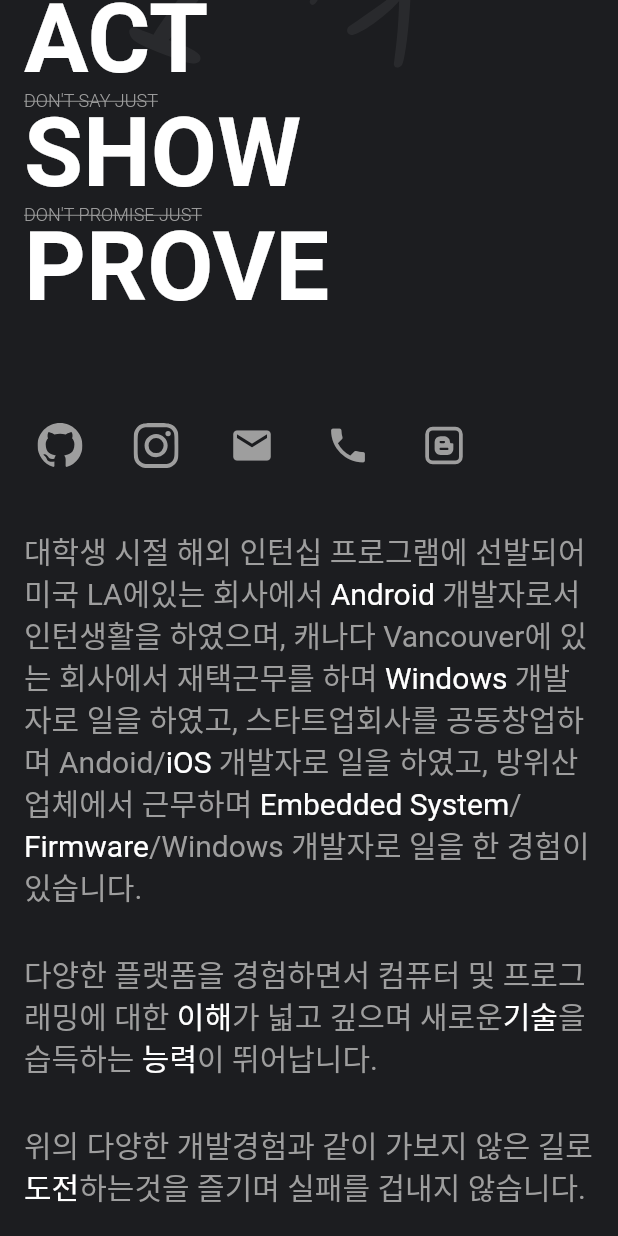
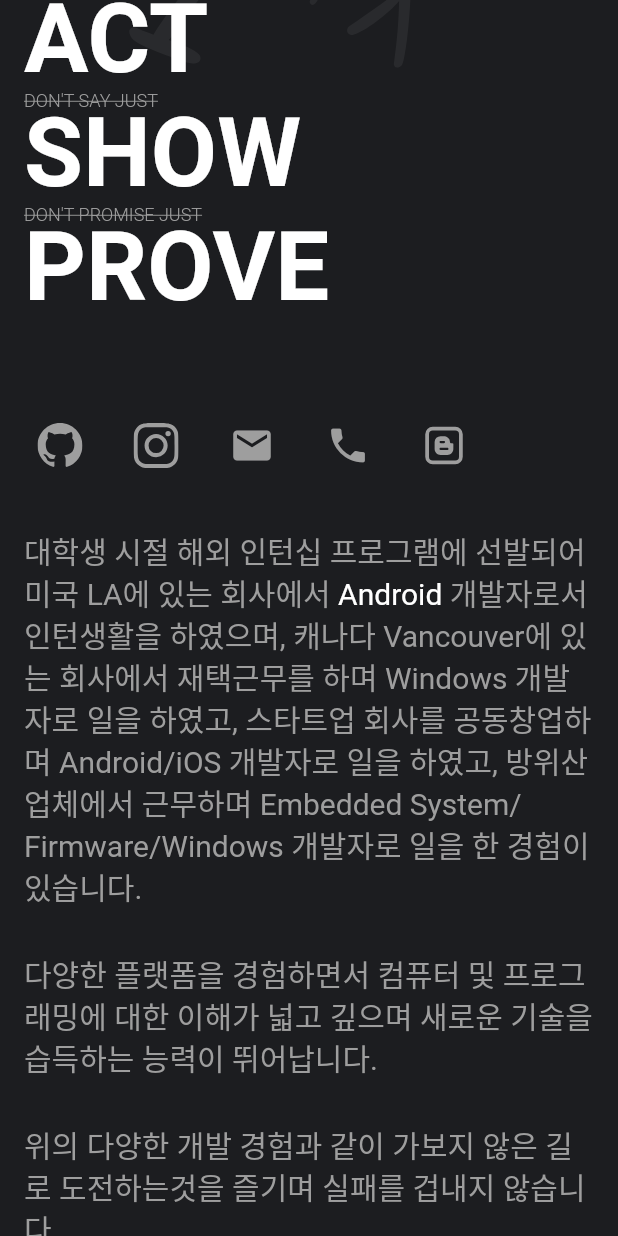
Before and after one commit to MinseokJeong/mj_personal_website, a Flutter app: the AboutPage screen opened directly, scrolled down 576 dp, on a phone screen of 412 x 824 dp. Run offline on Flutter 3.47's test engine with Material 2 defaults, Android fonts, the phone set to English and light mode, and no system bars; our stand-ins replace animated_text_kit, auto_size_text, flutter_svg, google_fonts, hexcolor; Roboto replaces fonts that are missing (NotoSansKorean).

Commit message:
In about me also apply text highlight feature???

```diff
--- a/assets/resume_info.json
+++ b/assets/resume_info.json
@@ -19,7 +19,11 @@
             "To be good, and to do good, is all we have to do. - John Adams"
         ],
         "aboutMe": [
-            "2016년 Android 개발자로 처음 개발을 시작하여, Windows 데스크탑, Android/iOS, Embedded System/Firmware 개발경험이 있습니다."
+            "대학생 시절 해외 인턴십 프로그램에 선발되어 미국 LA에 있는 회사에서 <Android> 개발자로서 인턴생활을 하였으며, 캐나다 Vancouver에 있는 회사에서 재택근무를 하며 Windows 개발자로 일을 하였고, 스타트업 회사를 공동창업하며 Android/iOS 개발자로 일을 하였고, 방위산업체에서 근무하며 Embedded System/Firmware/Windows 개발자로 일을 한 경험이 있습니다.",
+            "다양한 플랫폼을 경험하면서 컴퓨터 및 프로그래밍에 대한 이해가 넓고 깊으며 새로운 기술을 습득하는 능력이 뛰어납니다.",
+            "위의 다양한 개발 경험과 같이 가보지 않은 길로 도전하는것을 즐기며 실패를 겁내지 않습니다.",
+            "기업가 정신을 추구하며 많은 사람에게 가치가 있고 도움이 되는 상품/서비스를 만드는것을 목표로 합니다.",
+            "언제나 좋은 개발자가 되기 위해 최선을 다합니다."
         ],
         "whatIsGoodDeveloper": [
             "리더, 동료들과 의견을 맞추고 개인의 목표를 조직 목표와 정렬시킵니다.",
--- a/lib/page/about_page.dart
+++ b/lib/page/about_page.dart
@@ -8,6 +8,7 @@ import 'package:mj_portfolio_web/model/resume_info_manager.dart';
 import 'package:mj_portfolio_web/page/good_developer_page.dart';
 import 'package:mj_portfolio_web/util/screen_size.dart';
 import 'package:mj_portfolio_web/util/screen_type_extension.dart';
+import 'package:mj_portfolio_web/util/text_highligher.dart';
 import 'package:mj_portfolio_web/widget/footer_widget.dart';
 import 'package:mj_portfolio_web/widget/good_developer_widget.dart';
 import 'package:mj_portfolio_web/widget/moving_around_tags_widget.dart';
@@ -45,6 +46,7 @@ class _AboutPageState extends State<AboutPage>
   String _fullNameHangeul = '';
   String _fullNameEnglish = '';
   List<String> _whatIsGoodDeveloper = [];
+  List<String> _aboutMe = [];
 
   //Skillset related... I think it woulbe better??
   List<String> _skillSetProgrammingLanguage = [];
@@ -93,6 +95,7 @@ class _AboutPageState extends State<AboutPage>
     final github = introduction['github'] as String;
     final devTitle = introduction['developerTitle'] as String;
     final devCategory = introduction['developerCategory'] as String;
+    final aboutMe = List<String>.from(introduction['aboutMe']);
 
     final whatIsGoodDeveloper =
         List<String>.from(introduction['whatIsGoodDeveloper']);
@@ -119,6 +122,7 @@ class _AboutPageState extends State<AboutPage>
       _developerCategory = devCategory;
       _fullNameHangeul = fullNameHangeul;
       _fullNameEnglish = fullNameEnglish;
+      _aboutMe = aboutMe;
 
       _whatIsGoodDeveloper = whatIsGoodDeveloper;
 
@@ -477,188 +481,208 @@ class _AboutPageState extends State<AboutPage>
   }
 
   Widget _getAboutMeDetailWidget() {
-    final greyTextStyle =
+    final defaultTextStyle =
         TextStyle(color: Colors.grey, fontSize: 20, height: 1.4);
-    final whiteTextStyle =
+    final highlightTextStyle =
         TextStyle(color: Colors.white, fontSize: 20, height: 1.4);
 
     return Column(
       crossAxisAlignment: CrossAxisAlignment.start,
       children: [
-        Text.rich(
-          TextSpan(
+        ..._aboutMe.map((e) {
+          final textHighlighter = TextHighlighter(e);
+          final highlightTextModels = textHighlighter.getTexthighlightModel();
+          return Column(
             children: [
-              TextSpan(
-                text: '대학생 시절 해외 인턴십 프로그램에 선발되어 미국 LA에있는 회사에서 ',
-                style: greyTextStyle,
+              Text.rich(
+                TextSpan(children: [
+                  ...highlightTextModels.map((e) => TextSpan(
+                      text: e.text,
+                      style: (e.highlight)
+                          ? highlightTextStyle
+                          : defaultTextStyle))
+                ]),
               ),
-              TextSpan(
-                text: 'Android',
-                style: whiteTextStyle,
-              ),
-              TextSpan(
-                text: ' 개발자로서 인턴생활을 하였으며, 캐나다 Vancouver에 있는 회사에서 재택근무를 하며 ',
-                style: greyTextStyle,
-              ),
-              TextSpan(
-                text: 'Windows',
-                style: whiteTextStyle,
-              ),
-              TextSpan(
-                text: ' 개발자로 일을 하였고, 스타트업회사를 공동창업하며 ',
-                style: greyTextStyle,
-              ),
-              TextSpan(
-                text: 'Andoid',
-                style: greyTextStyle,
-              ),
-              TextSpan(
-                text: '/',
-                style: greyTextStyle,
-              ),
-              TextSpan(
-                text: 'iOS',
-                style: whiteTextStyle,
-              ),
-              TextSpan(
-                text: ' 개발자로 일을 하였고, 방위산업체에서 근무하며 ',
-                style: greyTextStyle,
-              ),
-              TextSpan(
-                text: 'Embedded System',
-                style: whiteTextStyle,
-              ),
-              TextSpan(
-                text: '/',
-                style: greyTextStyle,
-              ),
-              TextSpan(
-                text: 'Firmware',
-                style: whiteTextStyle,
-              ),
-              TextSpan(
-                text: '/',
-                style: greyTextStyle,
-              ),
-              TextSpan(
-                text: 'Windows',
-                style: greyTextStyle,
-              ),
-              TextSpan(
-                text: ' 개발자로 일을 한 경험이 있습니다.',
-                style: greyTextStyle,
+              SizedBox(
+                height: 30,
               ),
             ],
-          ),
-        ),
-        SizedBox(
-          height: 30.0,
-        ),
-        Text.rich(
-          TextSpan(
-            children: [
-              TextSpan(
-                text: '다양한 플랫폼을 경험하면서 컴퓨터 및 프로그래밍에 대한 ',
-                style: greyTextStyle,
-              ),
-              TextSpan(
-                text: '이해',
-                style: whiteTextStyle,
-              ),
-              TextSpan(
-                text: '가 넓고 깊으며 새로운',
-                style: greyTextStyle,
-              ),
-              TextSpan(
-                text: '기술',
-                style: whiteTextStyle,
-              ),
-              TextSpan(
-                text: '을 습득하는 ',
-                style: greyTextStyle,
-              ),
-              TextSpan(
-                text: '능력',
-                style: whiteTextStyle,
-              ),
-              TextSpan(
-                text: '이 뛰어납니다.',
-                style: greyTextStyle,
-              ),
-            ],
-          ),
-        ),
-        SizedBox(
-          height: 30.0,
-        ),
-        Text.rich(
-          TextSpan(
-            children: [
-              TextSpan(
-                text: '위의 다양한 개발경험과 같이 가보지 않은 길로 ',
-                style: greyTextStyle,
-              ),
-              TextSpan(
-                text: '도전',
-                style: whiteTextStyle,
-              ),
-              TextSpan(
-                text: '하는것을 즐기며 실패를 겁내지 않습니다.',
-                style: greyTextStyle,
-              ),
-            ],
-          ),
-        ),
-        SizedBox(
-          height: 30.0,
-        ),
-        Text.rich(
-          TextSpan(
-            children: [
-              TextSpan(
-                text: '기업가정신',
-                style: whiteTextStyle,
-              ),
-              TextSpan(
-                text: ' 을 추구하며 많은사람에게 ',
-                style: greyTextStyle,
-              ),
-              TextSpan(
-                text: '가치',
-                style: whiteTextStyle,
-              ),
-              TextSpan(
-                text: '가 있고 ',
-                style: greyTextStyle,
-              ),
-              TextSpan(
-                text: '도움',
-                style: whiteTextStyle,
-              ),
-              TextSpan(
-                text: '이되는 상품/서비스를 만드는것을 ',
-                style: greyTextStyle,
-              ),
-              TextSpan(
-                text: '목표',
-                style: whiteTextStyle,
-              ),
-              TextSpan(
-                text: '로 합니다.',
-                style: greyTextStyle,
-              ),
-            ],
-          ),
-        ),
-        SizedBox(
-          height: 30.0,
-        ),
+          );
+        }),
+        // Text.rich(
+        //   TextSpan(
+        //     children: [
+        //       TextSpan(
+        //         text: '대학생 시절 해외 인턴십 프로그램에 선발되어 미국 LA에있는 회사에서 ',
+        //         style: defaultTextStyle,
+        //       ),
+        //       TextSpan(
+        //         text: 'Android',
+        //         style: highlightTextStyle,
+        //       ),
+        //       TextSpan(
+        //         text: ' 개발자로서 인턴생활을 하였으며, 캐나다 Vancouver에 있는 회사에서 재택근무를 하며 ',
+        //         style: defaultTextStyle,
+        //       ),
+        //       TextSpan(
+        //         text: 'Windows',
+        //         style: highlightTextStyle,
+        //       ),
+        //       TextSpan(
+        //         text: ' 개발자로 일을 하였고, 스타트업회사를 공동창업하며 ',
+        //         style: defaultTextStyle,
+        //       ),
+        //       TextSpan(
+        //         text: 'Andoid',
+        //         style: defaultTextStyle,
+        //       ),
+        //       TextSpan(
+        //         text: '/',
+        //         style: defaultTextStyle,
+        //       ),
+        //       TextSpan(
+        //         text: 'iOS',
+        //         style: highlightTextStyle,
+        //       ),
+        //       TextSpan(
+        //         text: ' 개발자로 일을 하였고, 방위산업체에서 근무하며 ',
+        //         style: defaultTextStyle,
+        //       ),
+        //       TextSpan(
+        //         text: 'Embedded System',
+        //         style: highlightTextStyle,
+        //       ),
+        //       TextSpan(
+        //         text: '/',
+        //         style: defaultTextStyle,
+        //       ),
+        //       TextSpan(
+        //         text: 'Firmware',
+        //         style: highlightTextStyle,
+        //       ),
+        //       TextSpan(
+        //         text: '/',
+        //         style: defaultTextStyle,
+        //       ),
+        //       TextSpan(
+        //         text: 'Windows',
+        //         style: defaultTextStyle,
+        //       ),
+        //       TextSpan(
+        //         text: ' 개발자로 일을 한 경험이 있습니다.',
+        //         style: defaultTextStyle,
+        //       ),
+        //     ],
+        //   ),
+        // ),
+        // SizedBox(
+        //   height: 30.0,
+        // ),
+        // Text.rich(
+        //   TextSpan(
+        //     children: [
+        //       TextSpan(
+        //         text: '다양한 플랫폼을 경험하면서 컴퓨터 및 프로그래밍에 대한 ',
+        //         style: defaultTextStyle,
+        //       ),
+        //       TextSpan(
+        //         text: '이해',
+        //         style: highlightTextStyle,
+        //       ),
+        //       TextSpan(
+        //         text: '가 넓고 깊으며 새로운',
+        //         style: defaultTextStyle,
+        //       ),
+        //       TextSpan(
+        //         text: '기술',
+        //         style: highlightTextStyle,
+        //       ),
+        //       TextSpan(
+        //         text: '을 습득하는 ',
+        //         style: defaultTextStyle,
+        //       ),
+        //       TextSpan(
+        //         text: '능력',
+        //         style: highlightTextStyle,
+        //       ),
+        //       TextSpan(
+        //         text: '이 뛰어납니다.',
+        //         style: defaultTextStyle,
+        //       ),
+        //     ],
+        //   ),
+        // ),
+        // SizedBox(
+        //   height: 30.0,
+        // ),
+        // Text.rich(
+        //   TextSpan(
+        //     children: [
+        //       TextSpan(
+        //         text: '위의 다양한 개발경험과 같이 가보지 않은 길로 ',
+        //         style: defaultTextStyle,
+        //       ),
+        //       TextSpan(
+        //         text: '도전',
+        //         style: highlightTextStyle,
+        //       ),
+        //       TextSpan(
+        //         text: '하는것을 즐기며 실패를 겁내지 않습니다.',
+        //         style: defaultTextStyle,
+        //       ),
+        //     ],
+        //   ),
+        // ),
+        // SizedBox(
+        //   height: 30.0,
+        // ),
+        // Text.rich(
+        //   TextSpan(
+        //     children: [
+        //       TextSpan(
+        //         text: '기업가정신',
+        //         style: highlightTextStyle,
+        //       ),
+        //       TextSpan(
+        //         text: ' 을 추구하며 많은사람에게 ',
+        //         style: defaultTextStyle,
+        //       ),
+        //       TextSpan(
+        //         text: '가치',
+        //         style: highlightTextStyle,
+        //       ),
+        //       TextSpan(
+        //         text: '가 있고 ',
+        //         style: defaultTextStyle,
+        //       ),
+        //       TextSpan(
+        //         text: '도움',
+        //         style: highlightTextStyle,
+        //       ),
+        //       TextSpan(
+        //         text: '이되는 상품/서비스를 만드는것을 ',
+        //         style: defaultTextStyle,
+        //       ),
+        //       TextSpan(
+        //         text: '목표',
+        //         style: highlightTextStyle,
+        //       ),
+        //       TextSpan(
+        //         text: '로 합니다.',
+        //         style: defaultTextStyle,
+        //       ),
+        //     ],
+        //   ),
+        // ),
+        // SizedBox(
+        //   height: 30.0,
+        // ),
         Wrap(
           crossAxisAlignment: WrapCrossAlignment.center,
           children: [
             Text(
               "언제나 ",
-              style: greyTextStyle,
+              style: defaultTextStyle,
             ),
             FloatingActionButton.extended(
               onPressed: () {
@@ -666,7 +690,7 @@ class _AboutPageState extends State<AboutPage>
               },
               label: Text(
                 '좋은 개발자',
-                style: whiteTextStyle,
+                style: highlightTextStyle,
               ),
               icon: Icon(
                 Icons.thumb_up,
@@ -677,7 +701,7 @@ class _AboutPageState extends State<AboutPage>
             ),
             Text(
               "가 되기위해 최선을 다합니다.",
-              style: greyTextStyle,
+              style: defaultTextStyle,
             ),
           ],
         ),
--- /dev/null
+++ b/lib/util/text_highligher.dart
@@ -0,0 +1,45 @@
+import 'package:flutter/material.dart';
+
+class TextHighlighter {
+  final String text;
+  final List<TextHighlightModel> _parsedTexts = [];
+
+  TextHighlighter(this.text) {
+    _parse();
+  }
+
+  void _parse() {
+    final startSymbol = '<';
+    final endSymbol = '>';
+
+    String tempString = '';
+
+    for (final char in text.characters) {
+      if (char == startSymbol) {
+        if (tempString.isNotEmpty) {
+          _parsedTexts.add(TextHighlightModel(tempString, false));
+        }
+        tempString = '';
+      } else if (char == endSymbol) {
+        if (tempString.isNotEmpty) {
+          _parsedTexts.add(TextHighlightModel(tempString, true));
+        }
+        tempString = '';
+      } else {
+        tempString += char;
+      }
+    }
+    if (tempString.isNotEmpty) {
+      _parsedTexts.add(TextHighlightModel(tempString, false));
+    }
+  }
+
+  List<TextHighlightModel> getTexthighlightModel() => _parsedTexts;
+}
+
+class TextHighlightModel {
+  String text;
+  bool highlight;
+
+  TextHighlightModel(this.text, this.highlight);
+}
```
Also changed, not shown: 1 other file.
